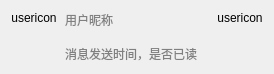
This is src/resf/message_item.ui in clb-128258/TiebaDesktop as Qt 5 draws it before an edit. The edited form follows.
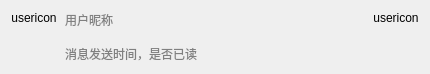
This is the edited form.

What changed in the file:
```diff
--- a/src/resf/message_item.ui
+++ b/src/resf/message_item.ui
@@ -6,8 +6,8 @@
    <rect>
     <x>0</x>
     <y>0</y>
-    <width>274</width>
-    <height>66</height>
+    <width>430</width>
+    <height>74</height>
    </rect>
   </property>
   <property name="windowTitle">
@@ -48,10 +48,12 @@
     </layout>
    </item>
    <item row="0" column="1">
-    <layout class="QVBoxLayout" name="verticalLayout_3" stretch="0,1,0">
-     <property name="spacing">
-      <number>8</number>
+    <layout class="QGridLayout" name="gridLayout_2" rowstretch="0,0,1,0">
+     <property name="verticalSpacing">
+      <number>7</number>
      </property>
+     <item row="1" column="0">
+      <layout class="QHBoxLayout" name="horizontalLayout" stretch="0">
      <item>
       <widget class="QLabel" name="label_4">
        <property name="maximumSize">
@@ -76,9 +78,13 @@
        </property>
       </widget>
      </item>
-     <item>
+      </layout>
+     </item>
+     <item row="2" column="0">
       <widget class="QWidget" name="messageContentWidget" native="true"/>
      </item>
+     <item row="3" column="0">
+      <layout class="QHBoxLayout" name="horizontalLayout_2" stretch="0">
      <item>
       <widget class="QLabel" name="label_3">
        <property name="maximumSize">
@@ -99,6 +105,8 @@
         <string>消息发送时间，是否已读</string>
        </property>
       </widget>
+       </item>
+      </layout>
      </item>
     </layout>
    </item>
```
Lines whose indentation alone changed are shown as unchanged.
